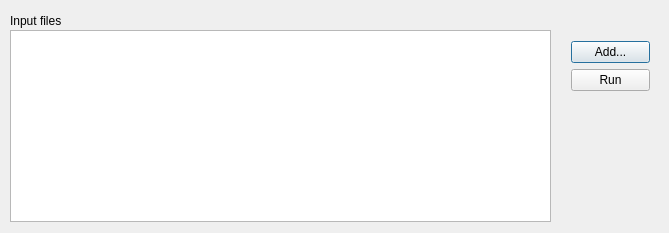
Old version of the form dialog.ui in the repository tdmatsu/FlashCardCreator.
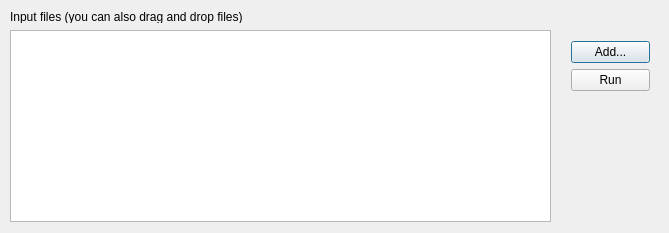
New version of the form.

Commit message: Added drag and drop support

```diff
--- a/dialog.ui
+++ b/dialog.ui
@@ -18,12 +18,12 @@
     <rect>
      <x>10</x>
      <y>10</y>
-     <width>211</width>
-     <height>21</height>
+     <width>256</width>
+     <height>13</height>
     </rect>
    </property>
    <property name="text">
-    <string>Input files</string>
+    <string>Input files (you can also drag and drop files)</string>
    </property>
   </widget>
   <widget class="QTableView" name="tableView">
```
The commit also changes 2 other files.
